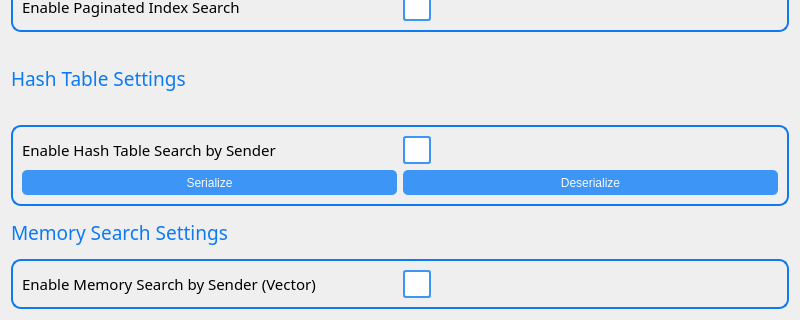
Qt form settingswindow.ui (rrios7/MailSystem) before a commit; both pictures show x 0 to 800 and y 171 to 491 of the 800 by 491 pixel window.
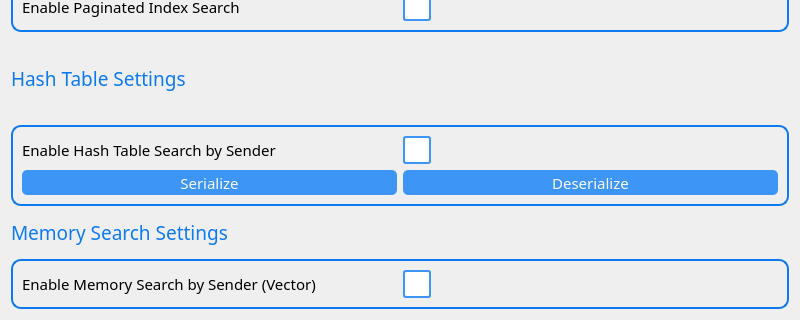
The same form after that commit. Icons and pictures are not drawn.

What changed in the file:
```diff
--- a/settingswindow.ui
+++ b/settingswindow.ui
@@ -359,6 +359,12 @@
           <height>25</height>
          </size>
         </property>
+        <property name="font">
+         <font>
+          <family>Montserrat</family>
+          <pointsize>11</pointsize>
+         </font>
+        </property>
         <property name="text">
          <string>Deserialize</string>
         </property>
@@ -372,6 +378,12 @@
           <height>25</height>
          </size>
         </property>
+        <property name="font">
+         <font>
+          <family>Montserrat</family>
+          <pointsize>11</pointsize>
+         </font>
+        </property>
         <property name="text">
          <string>Serialize</string>
         </property>
```
